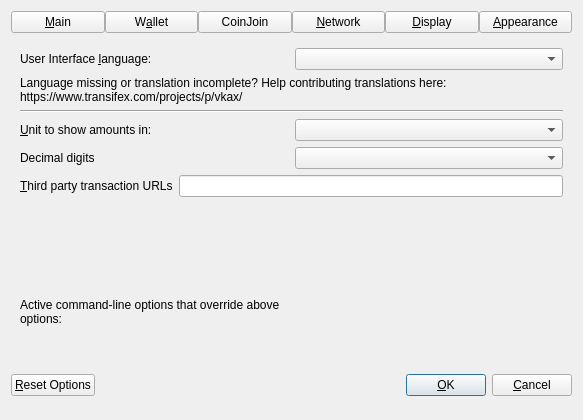
The window that src/qt/forms/optionsdialog.ui (vkaxproject/vkax) describes before a commit, drawn with Qt 5.
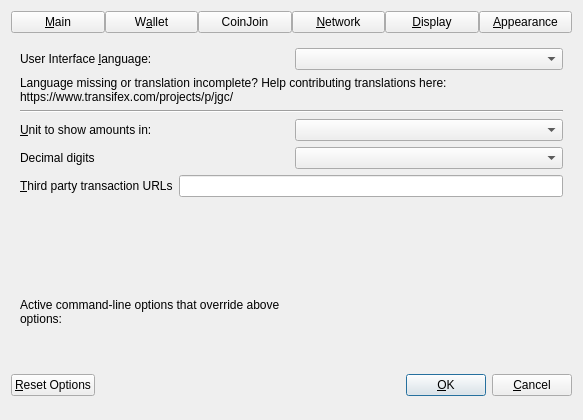
The same window after the commit. The open tabs and pages were chosen to show the change. Custom widgets are drawn as their Qt base class.

Commit message: Rename vkax to jagoancoin

```diff
--- a/src/qt/forms/optionsdialog.ui
+++ b/src/qt/forms/optionsdialog.ui
@@ -755,7 +755,7 @@
          </property>
          <property name="text">
           <string>Language missing or translation incomplete? Help contributing translations here:
-https://www.transifex.com/projects/p/vkax/</string>
+https://www.transifex.com/projects/p/jgc/</string>
          </property>
          <property name="wordWrap">
           <bool>true</bool>
```
Left out of the diff: 6 changed lines with no effect on the pictures. The commit also changes 226 other files.
